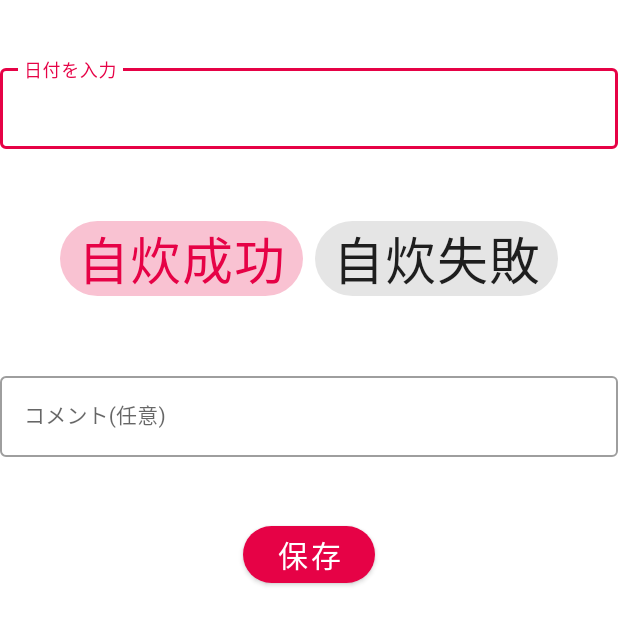
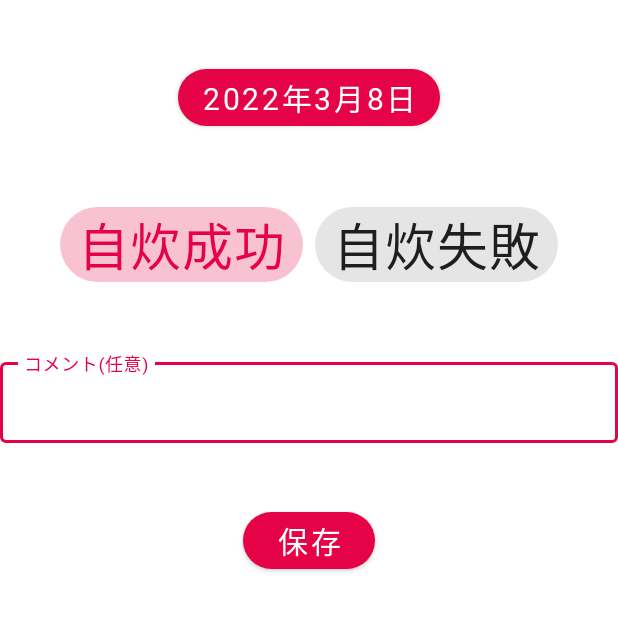
Before and after one commit to noodle2290/la_original_app, an Android app: the EditActivity screen opened directly, with no data from a screen before it, on a phone screen of 412 x 824 dp. Shown: the top 625 px of the screen. Run offline under Robolectric (Android 15) with nearby library versions, the light colour scheme and no system bars; 1 statement that could not run was skipped.

```diff
--- a/app/build.gradle
+++ b/app/build.gradle
@@ -13,6 +13,7 @@
         targetSdk 32
         versionCode 1
         versionName "1.0"
+
 
         testInstrumentationRunner "androidx.test.runner.AndroidJUnitRunner"
     }
--- a/app/src/main/java/takutaku/app/jisuityokin/EditActivity.kt
+++ b/app/src/main/java/takutaku/app/jisuityokin/EditActivity.kt
@@ -8,8 +8,11 @@
 import android.util.Log
 import androidx.core.view.isInvisible
 import androidx.core.view.isVisible
+import androidx.lifecycle.ViewModelProvider
 import com.google.android.material.chip.Chip
 import takutaku.app.jisuityokin.databinding.ActivityEditBinding
+import takutaku.app.jisuityokin.fragment.CalendarFragment
+import takutaku.app.jisuityokin.fragment.CalendarViewModel
 
 class EditActivity : AppCompatActivity() {
 
@@ -19,20 +22,30 @@
 
     private lateinit var dataStore: SharedPreferences
 
+    lateinit var viewModel: CalendarViewModel
+
     override fun onCreate(savedInstanceState: Bundle?) {
         super.onCreate(savedInstanceState)
         binding = ActivityEditBinding.inflate(layoutInflater).apply { setContentView(this.root) }
 
         dataStore = this.getSharedPreferences("DataStore", Context.MODE_PRIVATE)
 
+        viewModel = ViewModelProvider(this)[CalendarViewModel::class.java]
+
         val id:Int = intent.getIntExtra(Constants.SELECTED_MEMO_ID,0)
         val memo = memoDao.getMemo(id)
         val count = dataStore.getInt(Constants.COUNT_NUMBER,0)
+
+        binding.dateButton.setOnClickListener{
+            val newFragment = CalendarFragment()
+            newFragment.show(supportFragmentManager, "datePicker")
+        }
 
         when(id){
             0 -> {
                 //新規投稿処理
                 binding.editDeleteButton.isInvisible = true
+                dateSet()
                 binding.editSaveButton.setOnClickListener {
                     plusCount(count)
                     memoDao.insert(postData(id))
@@ -42,7 +55,7 @@
             else->{
                 //編集処理
                 binding.editDeleteButton.isVisible = true
-                binding.dateEditText.setText(memo.date)
+                dateSet()
                 binding.contentEditText.setText(memo.content)
 
                 binding.editSaveButton.setOnClickListener {
@@ -79,9 +92,17 @@
         startActivity(activityIntent)
     }
 
+    private fun dateSet(){
+        val year = viewModel.year
+        Log.d("month" ,viewModel.month.toString())
+        val month = viewModel.month + 1
+        val day = viewModel.day
+        binding.dateButton.text = "${year}年${month}月${day}日"
+    }
+
     private fun postData(id:Int):Memo{
         val chip:Chip = findViewById(binding.chips.checkedChipId)
-        return Memo(id, binding.dateEditText.text.toString(),chip.text.toString(), binding.contentEditText.text.toString())
+        return Memo(id, binding.dateButton.text.toString(),chip.text.toString(), binding.contentEditText.text.toString())
     }
 
     private fun plusCount(count:Int){
--- a/app/src/main/java/takutaku/app/jisuityokin/Memo.kt
+++ b/app/src/main/java/takutaku/app/jisuityokin/Memo.kt
@@ -7,7 +7,9 @@
 @Entity(tableName = "memos")
 data class Memo(
     @PrimaryKey(autoGenerate = true)  val id: Int,
-    val date: String?,
-    val check: String?,
+    val year: Int?,
+    val month: Int?,
+    val day: Int?,
+    val check: Int?,
     val content: String?,
     )
--- /dev/null
+++ b/app/src/main/java/takutaku/app/jisuityokin/fragment/CalendarViewModel.kt
@@ -0,0 +1,11 @@
+package takutaku.app.jisuityokin.fragment
+
+import androidx.lifecycle.ViewModel
+import java.util.*
+
+class CalendarViewModel: ViewModel(){
+    private val c: Calendar = Calendar.getInstance()
+    var year = c.get(Calendar.YEAR)
+    var month = c.get(Calendar.MONTH)
+    var day = c.get(Calendar.DAY_OF_MONTH)
+}
--- a/app/src/main/java/takutaku/app/jisuityokin/ui/home/HomeFragment.kt
+++ b/app/src/main/java/takutaku/app/jisuityokin/ui/home/HomeFragment.kt
@@ -28,13 +28,9 @@
         container: ViewGroup?,
         savedInstanceState: Bundle?
     ): View {
-        val homeViewModel =
-            ViewModelProvider(this)[HomeViewModel::class.java]
 
         _binding = FragmentHomeBinding.inflate(inflater, container, false)
         val root: View = binding.root
-        homeViewModel.text.observe(viewLifecycleOwner) {
-        }
         dataStore = this.requireActivity().getSharedPreferences("DataStore", Context.MODE_PRIVATE)
         val goal = dataStore.getInt(Constants.GOAL_MONEY,0)
         val count = dataStore.getInt(Constants.COUNT_NUMBER,0)
--- a/app/src/main/java/takutaku/app/jisuityokin/ui/list/ListFragment.kt
+++ b/app/src/main/java/takutaku/app/jisuityokin/ui/list/ListFragment.kt
@@ -30,9 +30,6 @@
         container: ViewGroup?,
         savedInstanceState: Bundle?
     ): View {
-        val dashboardViewModel =
-            ViewModelProvider(this).get(ListViewModel::class.java)
-
         _binding = FragmentListBinding.inflate(inflater, container, false)
         val root: View = binding.root
 
@@ -47,9 +44,6 @@
         binding.recyclerView.adapter = memoAdapter
         binding.recyclerView.layoutManager =
             LinearLayoutManager(context, LinearLayoutManager.VERTICAL, false)
-
-        dashboardViewModel.text.observe(viewLifecycleOwner) {
-        }
 
         binding.toaddButton2.setOnClickListener{
             intentMethod(EditActivity())
--- a/app/src/main/res/layout/activity_edit.xml
+++ b/app/src/main/res/layout/activity_edit.xml
@@ -6,39 +6,34 @@
     android:layout_height="match_parent"
     tools:context=".EditActivity">
 
-    <com.google.android.material.textfield.TextInputLayout
-        android:id="@+id/date_text_field"
-        style="@style/Widget.MaterialComponents.TextInputLayout.OutlinedBox"
-        android:layout_width="match_parent"
+    <com.google.android.material.button.MaterialButton
+        android:id="@+id/date_button"
+        style="@style/Widget.MaterialComponents.Button"
+        android:layout_width="wrap_content"
         android:layout_height="wrap_content"
+        android:layout_gravity="center"
         android:layout_marginTop="40dp"
+        android:fontFamily="@font/mainfont"
+        android:text="2022年3月9日"
+        android:textAllCaps="false"
+        android:textAppearance="@style/TextAppearance.MaterialComponents.Button"
+        android:textSize="20sp"
+        app:backgroundTint="@color/main_color"
+        app:cornerRadius="20dp"
         app:layout_constraintEnd_toEndOf="parent"
         app:layout_constraintStart_toStartOf="parent"
-        app:layout_constraintTop_toTopOf="parent"
-        app:passwordToggleEnabled="false">
-
-        <com.google.android.material.textfield.TextInputEditText
-            android:id="@+id/date_edit_text"
-            android:layout_width="match_parent"
-            android:layout_height="wrap_content"
-            android:fontFamily="@font/mainfont"
-            android:hint="日付を入力"
-            android:imeOptions="actionDone"
-            android:maxLines="1"
-            android:textSize="14sp" />
-
-    </com.google.android.material.textfield.TextInputLayout>
+        app:layout_constraintTop_toTopOf="parent" />
 
     <com.google.android.material.chip.ChipGroup
         android:id="@+id/chips"
-        app:singleSelection = "true"
-        app:selectionRequired = "true"
         android:layout_width="wrap_content"
         android:layout_height="wrap_content"
         android:layout_marginTop="40dp"
         app:layout_constraintEnd_toEndOf="parent"
         app:layout_constraintStart_toStartOf="parent"
-        app:layout_constraintTop_toBottomOf="@+id/date_text_field">
+        app:layout_constraintTop_toBottomOf="@+id/date_button"
+        app:selectionRequired="true"
+        app:singleSelection="true">
 
         <com.google.android.material.chip.Chip
             android:id="@+id/chip_1"
```
Also changed, not shown: app/src/main/java/takutaku/app/jisuityokin/AppDatabase.kt (+10 -4 lines), app/src/main/java/takutaku/app/jisuityokin/fragment/CalendarFragment.kt (added, +35 -0 lines), app/src/main/java/takutaku/app/jisuityokin/ui/home/HomeViewModel.kt (deleted, +0 -13 lines), app/src/main/java/takutaku/app/jisuityokin/ui/list/ListViewModel.kt (deleted, +0 -13 lines).
